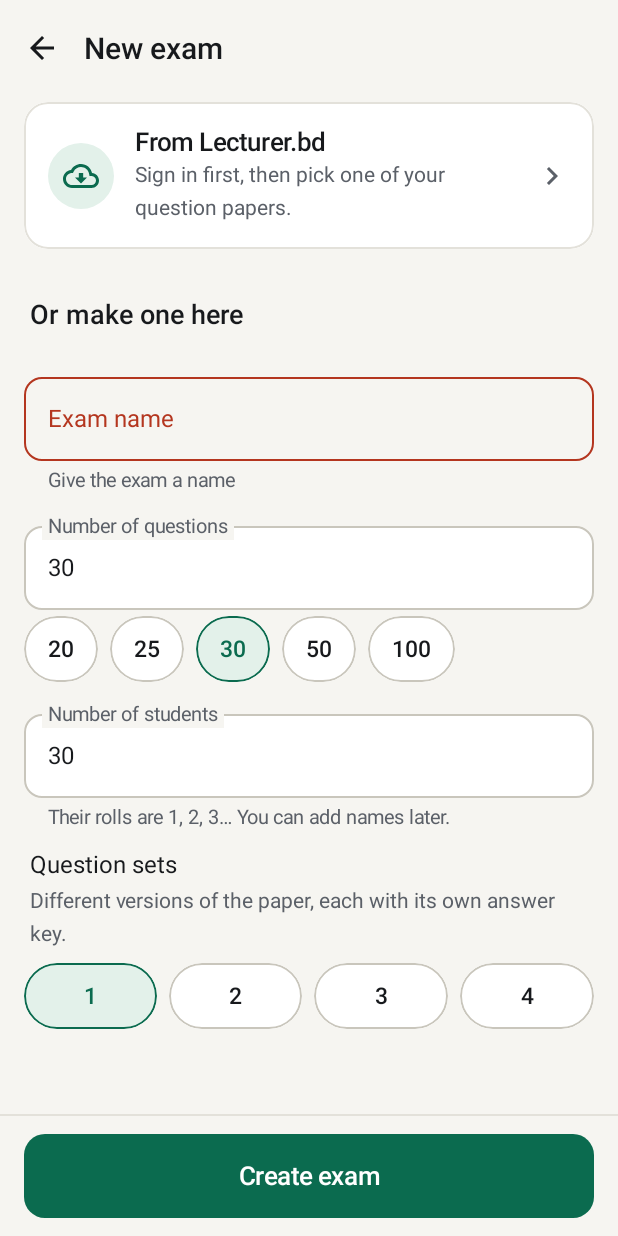
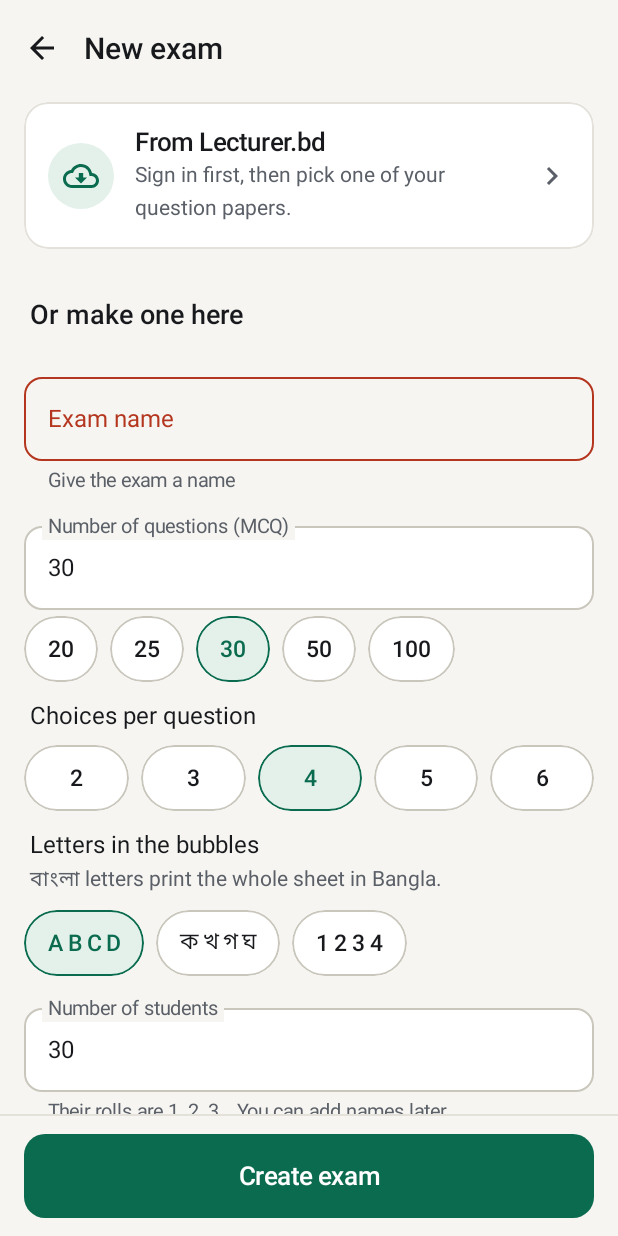
Before and after one commit to maannnaan/OMR, an Android app built with Jetpack Compose: the NewExamScreen screen opened through its navigation route, after a tap on "Create exam", on a phone screen of 412 x 824 dp. Run offline under Robolectric (Android 15) with nearby library versions, the phone set to English and light mode, and no system bars; our stand-ins replace Room's generated code; libraries missing offline, so code that uses them is left out: org.opencv.android.

Commit message:
Choose the questions, choices and letters when making an exam
New exam now makes the OMR sheet too: besides the number of
questions (up to 100), the choices per question (2 to 6) and their
letters (A B C D, ক খ গ ঘ or 1 2 3 4; Bangla letters print the sheet
in Bangla), with a picture of the sheet that follows every choice.
Before, every exam made here started with 4 choices in English.

More questions, choices or roll digits shrink the bubbles, so a sheet
whose bubbles would come out under 8 units (about 3.4 mm) is refused,
saying how many questions do fit: 100 of 6 choices need the set code
off, or at most 82 with it. The OMR sheets step only offers choice
counts and roll lengths that fit, explains when a set code won't, and
warns about a sheet already that tight. A Lecturer.bd paper's
questions and choices (4 each) stay as the paper has them.

SheetsTest checks those limits and draws a 60-question sheet of 5
choices; ScreensTest draws the whole New exam form.

Co-Authored-By: Claude Opus 5.5 <noreply@anthropic.com>

```diff
--- a/app/src/main/java/com/omrscanner/app/data/db/Entities.kt
+++ b/app/src/main/java/com/omrscanner/app/data/db/Entities.kt
@@ -26,7 +26,20 @@ data class ExamEntity(
     val createdAt: Long = System.currentTimeMillis(),
     /** The Lecturer.bd question paper this exam was imported from; its results upload there. Null for exams made here. */
     val remotePaperId: String? = null,
-)
+) {
+    companion object {
+        /**
+         * An exam made in the app, as New exam describes it: [questions] of [options] choices lettered
+         * [labels] ("ABC", "BANGLA" or "123"; বাংলা letters print the sheet in Bangla), rolls 1…[students],
+         * and a set-code grid when there's more than one set.
+         */
+        fun draft(title: String, questions: Int, options: Int, labels: String, students: Int, sets: Int, school: String, date: String = "") = ExamEntity(
+            title = title, className = "", date = date, questions = questions, options = options,
+            labels = labels, language = if (labels == "BANGLA") "Bangla" else "English",
+            rollDigits = maxOf(3, students.toString().length), setCode = sets > 1, institution = school,
+        )
+    }
+}
 
 @Entity(tableName = "students", indices = [Index("examId")])
 data class StudentEntity(
--- a/app/src/main/java/com/omrscanner/app/omr/Model.kt
+++ b/app/src/main/java/com/omrscanner/app/omr/Model.kt
@@ -16,12 +16,15 @@ data class Layout(
 ) {
     val bangla get() = language == "Bangla"
 
-    fun optionLabels(): List<String> = when (labels) {
-        "BANGLA" -> listOf("ক", "খ", "গ", "ঘ", "ঙ", "চ")
-        "123" -> listOf("1", "2", "3", "4", "5", "6")
-        else -> listOf("A", "B", "C", "D", "E", "F")
-    }.take(options)
+    fun optionLabels(): List<String> = labelsFor(labels, options)
 }
+
+/** The letters in the bubbles, as many as there are choices: A B C…, ক খ গ… ("BANGLA") or 1 2 3… ("123"). */
+fun labelsFor(labels: String, options: Int): List<String> = when (labels) {
+    "BANGLA" -> listOf("ক", "খ", "গ", "ঘ", "ঙ", "চ")
+    "123" -> listOf("1", "2", "3", "4", "5", "6")
+    else -> listOf("A", "B", "C", "D", "E", "F")
+}.take(options)
 
 fun ExamEntity.layout() = Layout(questions, options, labels, language, rollDigits, setCode, nameFields, institution, title)
 
--- a/app/src/main/java/com/omrscanner/app/omr/SheetLayout.kt
+++ b/app/src/main/java/com/omrscanner/app/omr/SheetLayout.kt
@@ -23,6 +23,18 @@ class SheetLayout(val layout: Layout) {
         /** Small square beside the top-left marker — tells the reader which way is up. */
         val orientationMark = RectF(86f, 30f, 102f, 46f)
         const val CONTENT_BOTTOM = 1300f
+
+        /**
+         * The smallest bubble radius a sheet may have: 8 units, about 3.4 mm across on A4. More questions,
+         * more choices or a longer roll squeeze the bubbles; below this they're hard to fill and to read.
+         */
+        const val MIN_BUBBLE = 8f
+
+        /** Whether this sheet's bubbles come out big enough to fill and scan. */
+        fun fits(layout: Layout) = SheetLayout(layout).bubbleR >= MIN_BUBBLE
+
+        /** The most questions, up to [Layout.questions], that fit on the sheet with its other settings. */
+        fun maxQuestions(layout: Layout) = (layout.questions downTo 1).firstOrNull { fits(layout.copy(questions = it)) } ?: 0
     }
 
     data class Panel(val title: String, val x: Float, val cols: Int)
--- a/app/src/main/java/com/omrscanner/app/ui/exams/ExamScreens.kt
+++ b/app/src/main/java/com/omrscanner/app/ui/exams/ExamScreens.kt
@@ -45,6 +45,7 @@ import androidx.compose.runtime.setValue
 import androidx.compose.ui.Alignment
 import androidx.compose.ui.Modifier
 import androidx.compose.ui.draw.clip
+import androidx.compose.ui.graphics.ImageBitmap
 import androidx.compose.ui.text.font.FontWeight
 import androidx.compose.ui.text.style.TextOverflow
 import androidx.compose.ui.unit.dp
@@ -54,6 +55,10 @@ import androidx.navigation.NavController
 import com.omrscanner.app.data.ExamBundle
 import com.omrscanner.app.data.db.ExamEntity
 import com.omrscanner.app.data.db.SheetEntity
+import com.omrscanner.app.omr.Layout
+import com.omrscanner.app.omr.SheetLayout
+import com.omrscanner.app.omr.labelsFor
+import com.omrscanner.app.omr.layout
 import com.omrscanner.app.ui.AppViewModel
 import com.omrscanner.app.ui.Routes
 import com.omrscanner.app.ui.components.AppCard
@@ -160,26 +165,44 @@ private fun ExamCard(b: ExamBundle, onClick: () -> Unit) {
 fun NewExamScreen(vm: AppViewModel, nav: NavController) {
     NewExamContent(
         signedIn = vm.settings.lecturerSignedIn,
+        school = vm.settings.schoolName,
         onBack = { nav.popBackStack() },
         onLecturer = { nav.navigate(if (vm.settings.lecturerSignedIn) Routes.LECTURER_PAPERS else Routes.SETTINGS) },
-        onCreate = { title, questions, students, sets ->
-            vm.createExam(title, questions, students, sets) { id -> nav.popBackStack(); nav.navigate(Routes.exam(id)) }
+        onCreate = { title, questions, options, labels, students, sets ->
+            vm.createExam(title, questions, options, labels, students, sets) { id -> nav.popBackStack(); nav.navigate(Routes.exam(id)) }
         },
     )
 }
 
+/**
+ * A new exam, and with it its OMR sheet: how many questions, how many choices each and their letters,
+ * how many students and sets. The sheet's picture follows every choice. [preview] draws it (in the
+ * background in the app; at once in the screen-picture tests).
+ */
 @OptIn(ExperimentalLayoutApi::class)
 @Composable
-fun NewExamContent(signedIn: Boolean, onBack: () -> Unit, onLecturer: () -> Unit, onCreate: (title: String, questions: Int, students: Int, sets: Int) -> Unit) {
+fun NewExamContent(
+    signedIn: Boolean, school: String, onBack: () -> Unit, onLecturer: () -> Unit,
+    onCreate: (title: String, questions: Int, options: Int, labels: String, students: Int, sets: Int) -> Unit,
+    preview: @Composable (Layout) -> ImageBitmap? = { rememberSheetPreview(it, 700) },
+) {
     var title by rememberSaveable { mutableStateOf("") }
     var questions by rememberSaveable { mutableStateOf("30") }
+    var options by rememberSaveable { mutableIntStateOf(4) }
+    var letters by rememberSaveable { mutableStateOf("ABC") }
     var students by rememberSaveable { mutableStateOf("30") }
     var sets by rememberSaveable { mutableIntStateOf(1) }
     var tried by rememberSaveable { mutableStateOf(false) }
     val q = questions.toIntOrNull()
     val s = students.toIntOrNull()
+    // the sheet these choices make (with a stand-in number while one is being typed)
+    val layout = ExamEntity.draft(title.trim(), (q ?: 30).coerceIn(1, 100), options, letters, (s ?: 30).coerceIn(1, 999), sets, school).layout()
     val titleError = if (tried && title.isBlank()) "Give the exam a name" else null
-    val qError = if (q == null || q !in 1..100) "From 1 to 100" else null
+    val qError = when {
+        q == null || q !in 1..100 -> "From 1 to 100"
+        !SheetLayout.fits(layout) -> "At most ${SheetLayout.maxQuestions(layout)} fit on one sheet with ${plural(options, "choice")} each"
+        else -> null
+    }
     val sError = if (s == null || s !in 1..999) "From 1 to 999" else null
 
     Screen(
@@ -187,7 +210,7 @@ fun NewExamContent(signedIn: Boolean, onBack: () -> Unit, onLecturer: () -> Unit
         bottom = {
             PrimaryButton("Create exam", {
                 tried = true
-                if (title.isNotBlank() && qError == null && sError == null) onCreate(title.trim(), q!!, s!!, sets)
+                if (title.isNotBlank() && qError == null && sError == null) onCreate(title.trim(), q!!, options, letters, s!!, sets)
             })
         },
     ) {
@@ -211,9 +234,21 @@ fun NewExamContent(signedIn: Boolean, onBack: () -> Unit, onLecturer: () -> Unit
         item { SectionTitle("Or make one here") }
         item { Field(title, { title = it }, "Exam name", error = titleError) }
         item {
-            Field(questions, { questions = it }, "Number of questions", number = true, error = if (tried || questions.isNotEmpty()) qError else null)
+            Field(questions, { questions = it }, "Number of questions (MCQ)", number = true, error = if (tried || questions.isNotEmpty()) qError else null)
             FlowRow(Modifier.padding(top = 4.dp), horizontalArrangement = Arrangement.spacedBy(8.dp), verticalArrangement = Arrangement.spacedBy(8.dp)) {
                 listOf(20, 25, 30, 50, 100).forEach { v -> Chip("$v", q == v, { questions = "$v" }) }
+            }
+        }
+        item {
+            FormLabel("Choices per question")
+            Row(horizontalArrangement = Arrangement.spacedBy(8.dp)) {
+                (2..6).forEach { v -> Chip("$v", options == v, { options = v }, Modifier.weight(1f)) }
+            }
+        }
+        item {
+            FormLabel("Letters in the bubbles", "বাংলা letters print the whole sheet in Bangla.")
+            FlowRow(horizontalArrangement = Arrangement.spacedBy(8.dp), verticalArrangement = Arrangement.spacedBy(8.dp)) {
+                listOf("ABC", "BANGLA", "123").forEach { l -> Chip(labelsFor(l, options).joinToString(" "), letters == l, { letters = l }) }
             }
         }
         item {
@@ -224,13 +259,22 @@ fun NewExamContent(signedIn: Boolean, onBack: () -> Unit, onLecturer: () -> Unit
             )
         }
         item {
-            Text("Question sets", fontSize = 16.sp, color = Ink, modifier = Modifier.padding(start = 4.dp))
-            Hint("Different versions of the paper, each with its own answer key.", Modifier.padding(top = 2.dp, bottom = 8.dp))
+            FormLabel("Question sets", "Different versions of the paper, each with its own answer key.")
             Row(horizontalArrangement = Arrangement.spacedBy(8.dp)) {
                 (1..4).forEach { v -> Chip("$v", sets == v, { sets = v }, Modifier.weight(1f)) }
             }
         }
+        item { SectionTitle("Your OMR sheet") }
+        item { SheetPicture(preview(layout), widthFraction = 0.7f) }
+        item { Hint("You can still change it before printing, in the exam's OMR sheets step.") }
     }
+}
+
+/** A heading over a row of choices, with an optional line under it. */
+@Composable
+private fun FormLabel(text: String, hint: String? = null) {
+    Text(text, fontSize = 16.sp, color = Ink, modifier = Modifier.padding(start = 4.dp, bottom = if (hint == null) 8.dp else 0.dp))
+    if (hint != null) Hint(hint, Modifier.padding(top = 2.dp, bottom = 8.dp))
 }
 
 // ── One exam: three steps, then its results ─────────────────
```
Also changed, not shown: app/src/main/java/com/omrscanner/app/ui/AppViewModel.kt (+4 -7 lines), app/src/main/java/com/omrscanner/app/ui/components/Common.kt (+11 -0 lines), app/src/main/java/com/omrscanner/app/ui/exams/SheetAndKeyScreens.kt (+62 -18 lines), 7 other files.
